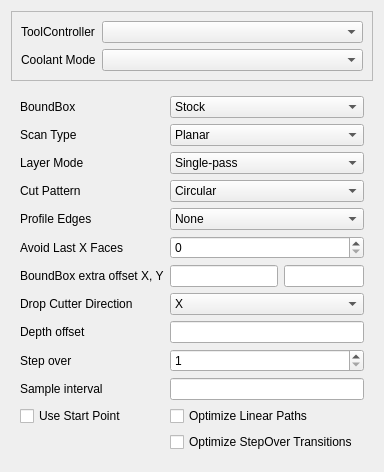
Above: src/Mod/Path/Gui/Resources/panels/PageOpSurfaceEdit.ui from southseact-3d/fcd before the change. Below: the same form after it.
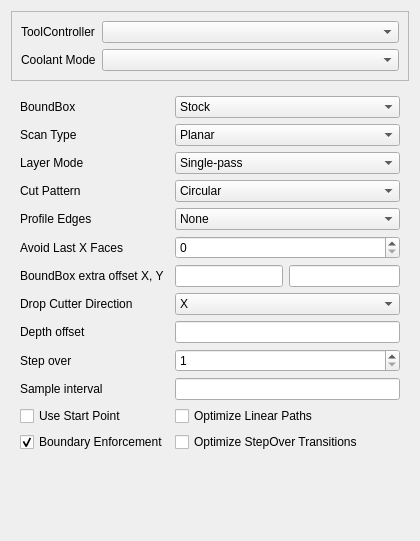
That is the form after the change. Custom widgets are drawn as their Qt base class.

Commit message: add boundary enforcement to the task panel

```diff
--- a/src/Mod/Path/Gui/Resources/panels/PageOpSurfaceEdit.ui
+++ b/src/Mod/Path/Gui/Resources/panels/PageOpSurfaceEdit.ui
@@ -6,8 +6,8 @@
    <rect>
     <x>0</x>
     <y>0</y>
-    <width>368</width>
-    <height>442</height>
+    <width>420</width>
+    <height>541</height>
    </rect>
   </property>
   <property name="windowTitle">
@@ -366,6 +366,19 @@
         </property>
        </widget>
       </item>
+      <item row="15" column="0">
+       <widget class="QCheckBox" name="boundaryEnforcement">
+        <property name="toolTip">
+         <string>&lt;html&gt;&lt;head/&gt;&lt;body&gt;&lt;p&gt;If true, the cutter will remain inside the boundaries of the model or selected face(s)&lt;/p&gt;&lt;/body&gt;&lt;/html&gt;</string>
+        </property>
+        <property name="text">
+         <string>Boundary Enforcement</string>
+        </property>
+        <property name="checked">
+         <bool>true</bool>
+        </property>
+       </widget>
+      </item>
      </layout>
     </widget>
    </item>
```
The commit also changes 1 other file.
